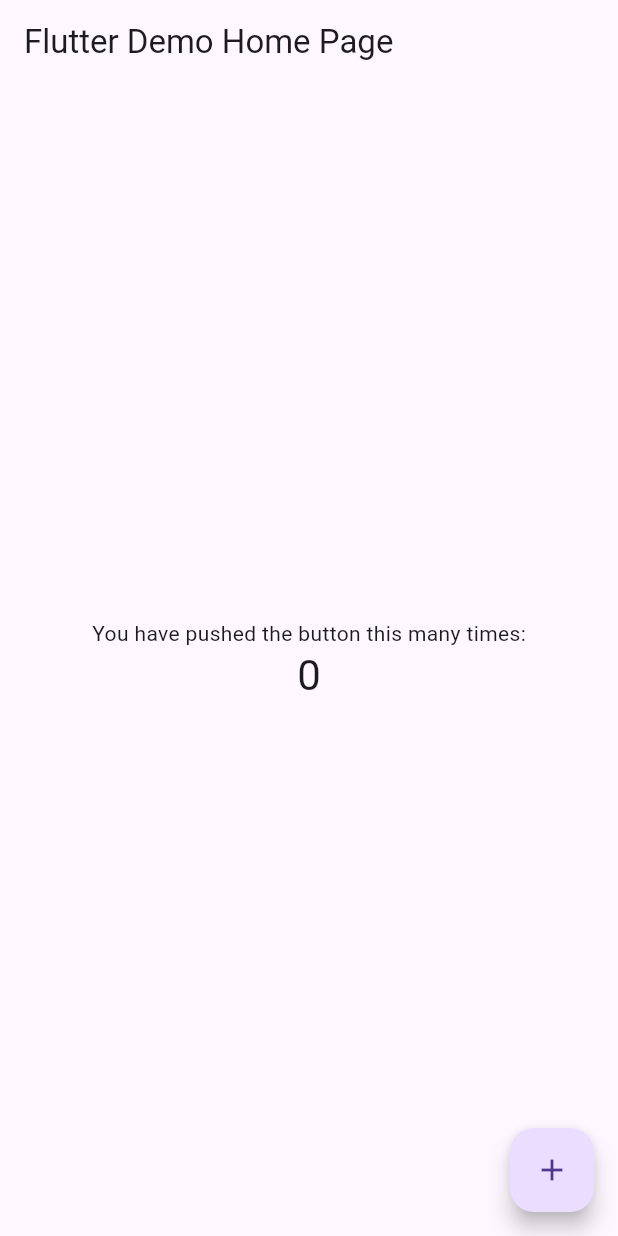
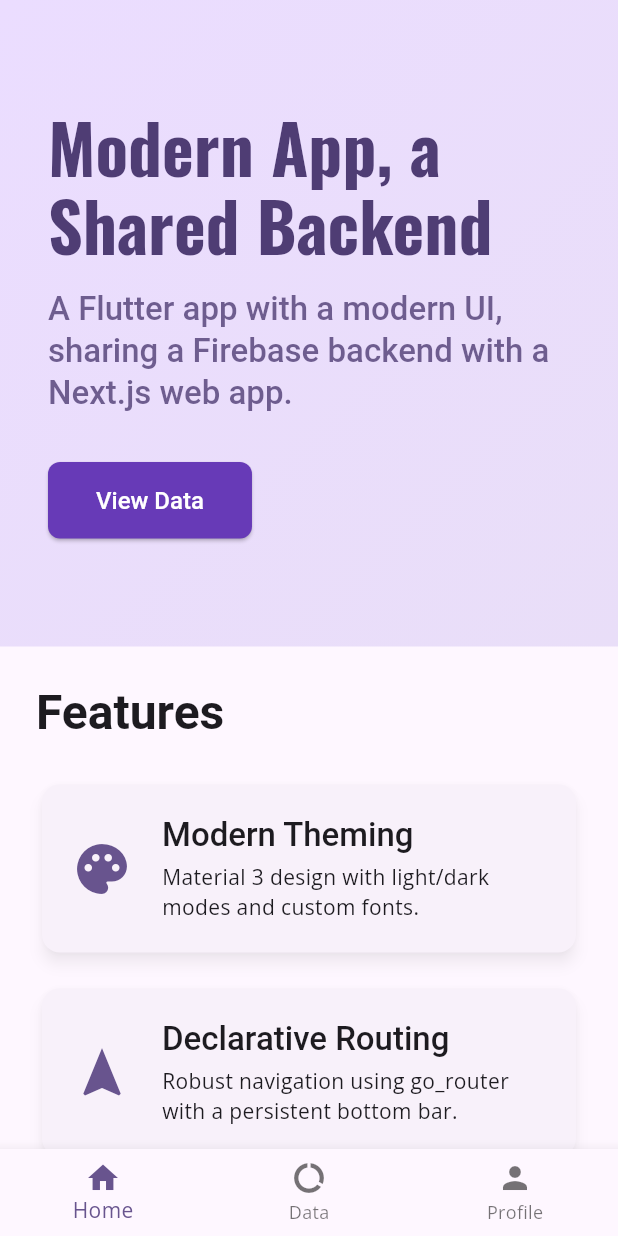
Before and after one commit to connectoniccom/Flutter-, a Flutter app: the screen it shows after launch, on a phone screen of 412 x 824 dp. Run offline on Flutter 3.47's test engine with Material 3 defaults, Android fonts, the phone set to English and light mode, and no system bars; our stand-ins replace cloud_firestore, firebase_auth, firebase_core, go_router, google_fonts; accounts and stored records are empty.

Commit message:
feat: Update and push to main

```diff
--- a/lib/main.dart
+++ b/lib/main.dart
@@ -1,13 +1,28 @@
 import 'package:flutter/material.dart';
 import 'package:firebase_core/firebase_core.dart';
+import 'package:provider/provider.dart';
 import 'firebase_options.dart';
+import 'src/theme/theme_provider.dart';
+import 'src/theme/app_theme.dart';
+import 'src/navigation/app_router.dart';
+import 'src/auth/auth_service.dart';
+import 'src/data/firestore_service.dart';
 
 void main() async {
   WidgetsFlutterBinding.ensureInitialized();
   await Firebase.initializeApp(
     options: DefaultFirebaseOptions.currentPlatform,
   );
-  runApp(const MyApp());
+  runApp(
+    MultiProvider(
+      providers: [
+        ChangeNotifierProvider(create: (context) => ThemeProvider()),
+        Provider<AuthService>(create: (_) => AuthService()),
+        Provider<FirestoreService>(create: (_) => FirestoreService()),
+      ],
+      child: const MyApp(),
+    ),
+  );
 }
 
 class MyApp extends StatelessWidget {
@@ -15,59 +30,16 @@ class MyApp extends StatelessWidget {
 
   @override
   Widget build(BuildContext context) {
-    return MaterialApp(
-      title: 'Flutter Demo',
-      theme: ThemeData(
-        primarySwatch: Colors.blue,
-      ),
-      home: const MyHomePage(title: 'Flutter Demo Home Page'),
+    return Consumer<ThemeProvider>(
+      builder: (context, themeProvider, child) {
+        return MaterialApp.router(
+          title: 'Flutter Firebase App',
+          theme: AppTheme.lightTheme,
+          darkTheme: AppTheme.darkTheme,
+          themeMode: themeProvider.themeMode,
+          routerConfig: appRouter,
+        );
+      },
     );
   }
 }
-
-class MyHomePage extends StatefulWidget {
-  const MyHomePage({super.key, required this.title});
-
-  final String title;
-
-  @override
-  State<MyHomePage> createState() => _MyHomePageState();
-}
-
-class _MyHomePageState extends State<MyHomePage> {
-  int _counter = 0;
-
-  void _incrementCounter() {
-    setState(() {
-      _counter++;
-    });
-  }
-
-  @override
-  Widget build(BuildContext context) {
-    return Scaffold(
-      appBar: AppBar(
-        title: Text(widget.title),
-      ),
-      body: Center(
-        child: Column(
-          mainAxisAlignment: MainAxisAlignment.center,
-          children: <Widget>[
-            const Text(
-              'You have pushed the button this many times:',
-            ),
-            Text(
-              '$_counter',
-              style: Theme.of(context).textTheme.headlineMedium,
-            ),
-          ],
-        ),
-      ),
-      floatingActionButton: FloatingActionButton(
-        onPressed: _incrementCounter,
-        tooltip: 'Increment',
-        child: const Icon(Icons.add),
-      ),
-    );
-  }
-}
--- /dev/null
+++ b/lib/src/data/item_model.dart
@@ -0,0 +1,18 @@
+import 'package:cloud_firestore/cloud_firestore.dart';
+
+class Item {
+  final String id;
+  final String name;
+  final String description;
+
+  Item({required this.id, required this.name, required this.description});
+
+  factory Item.fromFirestore(DocumentSnapshot doc) {
+    final data = doc.data() as Map<String, dynamic>;
+    return Item(
+      id: doc.id,
+      name: data['name'] ?? '',
+      description: data['description'] ?? '',
+    );
+  }
+}
--- /dev/null
+++ b/lib/src/navigation/app_router.dart
@@ -0,0 +1,36 @@
+import 'package:flutter/material.dart';
+import 'package:go_router/go_router.dart';
+import '../ui/home_screen.dart';
+import '../ui/data_screen.dart';
+import '../ui/profile_screen.dart';
+import 'scaffold_with_nav_bar.dart';
+
+final _rootNavigatorKey = GlobalKey<NavigatorState>();
+final _shellNavigatorKey = GlobalKey<NavigatorState>();
+
+final GoRouter appRouter = GoRouter(
+  navigatorKey: _rootNavigatorKey,
+  initialLocation: '/',
+  routes: [
+    ShellRoute(
+      navigatorKey: _shellNavigatorKey,
+      builder: (context, state, child) {
+        return ScaffoldWithNavBar(child: child);
+      },
+      routes: [
+        GoRoute(
+          path: '/',
+          builder: (context, state) => const HomeScreen(),
+        ),
+        GoRoute(
+          path: '/data',
+          builder: (context, state) => const DataScreen(),
+        ),
+        GoRoute(
+          path: '/profile',
+          builder: (context, state) => const ProfileScreen(),
+        ),
+      ],
+    ),
+  ],
+);
--- /dev/null
+++ b/lib/src/navigation/scaffold_with_nav_bar.dart
@@ -0,0 +1,59 @@
+import 'package:flutter/material.dart';
+import 'package:go_router/go_router.dart';
+
+class ScaffoldWithNavBar extends StatefulWidget {
+  final Widget child;
+
+  const ScaffoldWithNavBar({super.key, required this.child});
+
+  @override
+  State<ScaffoldWithNavBar> createState() => _ScaffoldWithNavBarState();
+}
+
+class _ScaffoldWithNavBarState extends State<ScaffoldWithNavBar> {
+  int _currentIndex = 0;
+
+  void _onTap(int index) {
+    if (index == _currentIndex) return;
+
+    setState(() {
+      _currentIndex = index;
+      switch (index) {
+        case 0:
+          context.go('/');
+          break;
+        case 1:
+          context.go('/data');
+          break;
+        case 2:
+          context.go('/profile');
+          break;
+      }
+    });
+  }
+
+  @override
+  Widget build(BuildContext context) {
+    return Scaffold(
+      body: widget.child,
+      bottomNavigationBar: BottomNavigationBar(
+        currentIndex: _currentIndex,
+        onTap: _onTap,
+        items: const [
+          BottomNavigationBarItem(
+            icon: Icon(Icons.home),
+            label: 'Home',
+          ),
+          BottomNavigationBarItem(
+            icon: Icon(Icons.data_usage),
+            label: 'Data',
+          ),
+          BottomNavigationBarItem(
+            icon: Icon(Icons.person),
+            label: 'Profile',
+          ),
+        ],
+      ),
+    );
+  }
+}
--- /dev/null
+++ b/lib/src/theme/app_theme.dart
@@ -0,0 +1,72 @@
+import 'package:flutter/material.dart';
+import 'package:google_fonts/google_fonts.dart';
+
+class AppTheme {
+  static const Color primarySeedColor = Colors.deepPurple;
+
+  static final TextTheme appTextTheme = TextTheme(
+    displayLarge: GoogleFonts.oswald(fontSize: 57, fontWeight: FontWeight.bold),
+    displayMedium: GoogleFonts.oswald(fontSize: 45, fontWeight: FontWeight.bold),
+    displaySmall: GoogleFonts.oswald(fontSize: 36, fontWeight: FontWeight.bold),
+    headlineLarge: GoogleFonts.roboto(fontSize: 32, fontWeight: FontWeight.bold),
+    headlineMedium: GoogleFonts.roboto(fontSize: 28, fontWeight: FontWeight.bold),
+    headlineSmall: GoogleFonts.roboto(fontSize: 24, fontWeight: FontWeight.w500),
+    titleLarge: GoogleFonts.roboto(fontSize: 22, fontWeight: FontWeight.w500),
+    titleMedium: GoogleFonts.roboto(fontSize: 16, fontWeight: FontWeight.w500),
+    titleSmall: GoogleFonts.roboto(fontSize: 14, fontWeight: FontWeight.w500),
+    bodyLarge: GoogleFonts.openSans(fontSize: 16),
+    bodyMedium: GoogleFonts.openSans(fontSize: 14),
+    bodySmall: GoogleFonts.openSans(fontSize: 12),
+    labelLarge: GoogleFonts.roboto(fontSize: 14, fontWeight: FontWeight.bold),
+    labelMedium: GoogleFonts.roboto(fontSize: 12),
+    labelSmall: GoogleFonts.roboto(fontSize: 11),
+  );
+
+  static final ThemeData lightTheme = ThemeData(
+    useMaterial3: true,
+    colorScheme: ColorScheme.fromSeed(
+      seedColor: primarySeedColor,
+      brightness: Brightness.light,
+    ),
+    textTheme: appTextTheme,
+    appBarTheme: AppBarTheme(
+      backgroundColor: primarySeedColor,
+      foregroundColor: Colors.white,
+      titleTextStyle: GoogleFonts.oswald(fontSize: 24, fontWeight: FontWeight.bold),
+    ),
+    elevatedButtonTheme: ElevatedButtonThemeData(
+      style: ElevatedButton.styleFrom(
+        foregroundColor: Colors.white,
+        backgroundColor: primarySeedColor,
+        shape: RoundedRectangleBorder(borderRadius: BorderRadius.circular(8)),
+        padding: const EdgeInsets.symmetric(horizontal: 24, vertical: 12),
+        textStyle: GoogleFonts.roboto(fontSize: 16, fontWeight: FontWeight.w500),
+      ),
+    ),
+  );
+
+  static final ColorScheme _darkColorScheme = ColorScheme.fromSeed(
+    seedColor: primarySeedColor,
+    brightness: Brightness.dark,
+  );
+
+  static final ThemeData darkTheme = ThemeData(
+    useMaterial3: true,
+    colorScheme: _darkColorScheme,
+    textTheme: appTextTheme,
+    appBarTheme: AppBarTheme(
+      backgroundColor: Colors.grey[900],
+      foregroundColor: Colors.white,
+      titleTextStyle: GoogleFonts.oswald(fontSize: 24, fontWeight: FontWeight.bold),
+    ),
+    elevatedButtonTheme: ElevatedButtonThemeData(
+      style: ElevatedButton.styleFrom(
+        foregroundColor: _darkColorScheme.onPrimaryContainer,
+        backgroundColor: _darkColorScheme.primaryContainer,
+        shape: RoundedRectangleBorder(borderRadius: BorderRadius.circular(8)),
+        padding: const EdgeInsets.symmetric(horizontal: 24, vertical: 12),
+        textStyle: GoogleFonts.roboto(fontSize: 16, fontWeight: FontWeight.w500),
+      ),
+    ),
+  );
+}
--- /dev/null
+++ b/lib/src/theme/theme_provider.dart
@@ -0,0 +1,17 @@
+import 'package:flutter/material.dart';
+
+class ThemeProvider with ChangeNotifier {
+  ThemeMode _themeMode = ThemeMode.system;
+
+  ThemeMode get themeMode => _themeMode;
+
+  void toggleTheme() {
+    _themeMode = _themeMode == ThemeMode.light ? ThemeMode.dark : ThemeMode.light;
+    notifyListeners();
+  }
+
+  void setSystemTheme() {
+    _themeMode = ThemeMode.system;
+    notifyListeners();
+  }
+}
--- /dev/null
+++ b/lib/src/ui/home_screen.dart
@@ -0,0 +1,134 @@
+import 'package:flutter/material.dart';
+import 'package:go_router/go_router.dart';
+
+class HomeScreen extends StatelessWidget {
+  const HomeScreen({super.key});
+
+  @override
+  Widget build(BuildContext context) {
+    final textTheme = Theme.of(context).textTheme;
+    final colorScheme = Theme.of(context).colorScheme;
+
+    return Scaffold(
+      body: SingleChildScrollView(
+        child: Column(
+          children: [
+            // Hero Section
+            Container(
+              width: double.infinity,
+              padding: const EdgeInsets.all(32.0),
+              decoration: BoxDecoration(
+                gradient: LinearGradient(
+                  colors: [
+                    colorScheme.primaryContainer,
+                    colorScheme.secondaryContainer,
+                  ],
+                  begin: Alignment.topLeft,
+                  end: Alignment.bottomRight,
+                ),
+              ),
+              child: Column(
+                crossAxisAlignment: CrossAxisAlignment.start,
+                children: [
+                  const SizedBox(height: 40),
+                  Text(
+                    'Modern App, a Shared Backend',
+                    style: textTheme.displayMedium?.copyWith(
+                      fontWeight: FontWeight.bold,
+                      color: colorScheme.onPrimaryContainer,
+                    ),
+                  ),
+                  const SizedBox(height: 16),
+                  Text(
+                    'A Flutter app with a modern UI, sharing a Firebase backend with a Next.js web app.',
+                    style: textTheme.titleLarge?.copyWith(
+                      color: colorScheme.onPrimaryContainer.withOpacity(0.8),
+                    ),
+                  ),
+                  const SizedBox(height: 32),
+                  ElevatedButton(
+                    onPressed: () => context.go('/data'),
+                    style: ElevatedButton.styleFrom(
+                      padding: const EdgeInsets.symmetric(horizontal: 32, vertical: 16),
+                    ),
+                    child: const Text('View Data'),
+                  ),
+                  const SizedBox(height: 40),
+                ],
+              ),
+            ),
+
+            // Features Section
+            Padding(
+              padding: const EdgeInsets.all(24.0),
+              child: Column(
+                crossAxisAlignment: CrossAxisAlignment.start,
+                children: [
+                  Text('Features', style: textTheme.headlineLarge),
+                  const SizedBox(height: 24),
+                  _buildFeatureCard(
+                    context,
+                    icon: Icons.palette,
+                    title: 'Modern Theming',
+                    description: 'Material 3 design with light/dark modes and custom fonts.',
+                  ),
+                  const SizedBox(height: 16),
+                  _buildFeatureCard(
+                    context,
+                    icon: Icons.navigation,
+                    title: 'Declarative Routing',
+                    description: 'Robust navigation using go_router with a persistent bottom bar.',
+                  ),
+                  const SizedBox(height: 16),
+                  _buildFeatureCard(
+                    context,
+                    icon: Icons.security,
+                    title: 'Firebase Auth',
+                    description: 'Secure and easy-to-use anonymous authentication.',
+                  ),
+                   const SizedBox(height: 16),
+                  _buildFeatureCard(
+                    context,
+                    icon: Icons.storage,
+                    title: 'Firestore Integration',
+                    description: 'Real-time data synchronization with Cloud Firestore.',
+                  ),
+                ],
+              ),
+            ),
+          ],
+        ),
+      ),
+    );
+  }
+
+  Widget _buildFeatureCard(BuildContext context, {required IconData icon, required String title, required String description}) {
+    final textTheme = Theme.of(context).textTheme;
+    final colorScheme = Theme.of(context).colorScheme;
+
+    return Card(
+      elevation: 4,
+      shadowColor: colorScheme.shadow.withOpacity(0.3),
+      shape: RoundedRectangleBorder(borderRadius: BorderRadius.circular(12)),
+      child: Padding(
+        padding: const EdgeInsets.all(20.0),
+        child: Row(
+          children: [
+            Icon(icon, size: 40, color: colorScheme.primary),
+            const SizedBox(width: 20),
+            Expanded(
+              child: Column(
+                crossAxisAlignment: CrossAxisAlignment.start,
+                children: [
+                  Text(title, style: textTheme.titleLarge),
+                  const SizedBox(height: 4),
+                  Text(description, style: textTheme.bodyMedium),
+                ],
+              ),
+            ),
+          ],
+        ),
+      ),
+    );
+  }
+}
--- a/pubspec.yaml
+++ b/pubspec.yaml
@@ -35,6 +35,11 @@ dependencies:
   # Use with the CupertinoIcons class for iOS style icons.
   cupertino_icons: ^1.0.8
   firebase_core: ^4.2.1
+  provider: ^6.1.5+1
+  google_fonts: ^6.3.3
+  go_router: ^17.0.1
+  firebase_auth: ^6.1.2
+  cloud_firestore: ^6.1.0
 
 dev_dependencies:
   flutter_test:
```
Also changed, not shown: lib/src/auth/auth_service.dart (added, +21 -0 lines), lib/src/data/firestore_service.dart (added, +11 -0 lines), lib/src/ui/data_screen.dart (added, +45 -0 lines), lib/src/ui/profile_screen.dart (added, +54 -0 lines), pubspec.lock, 1 other file.
